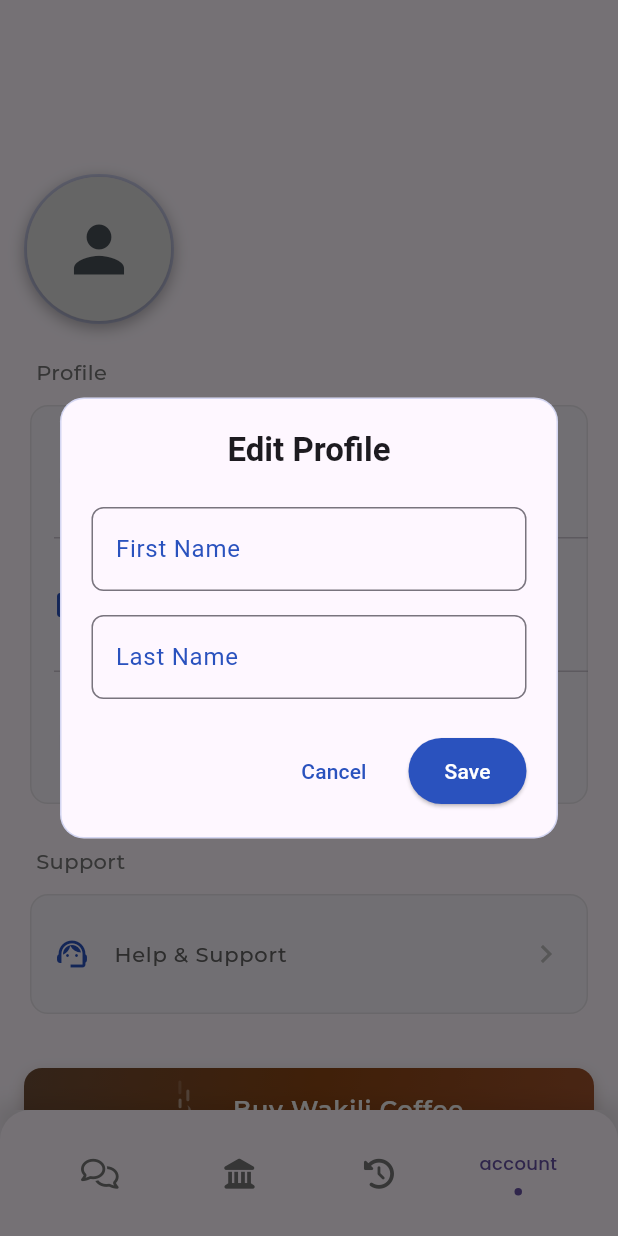
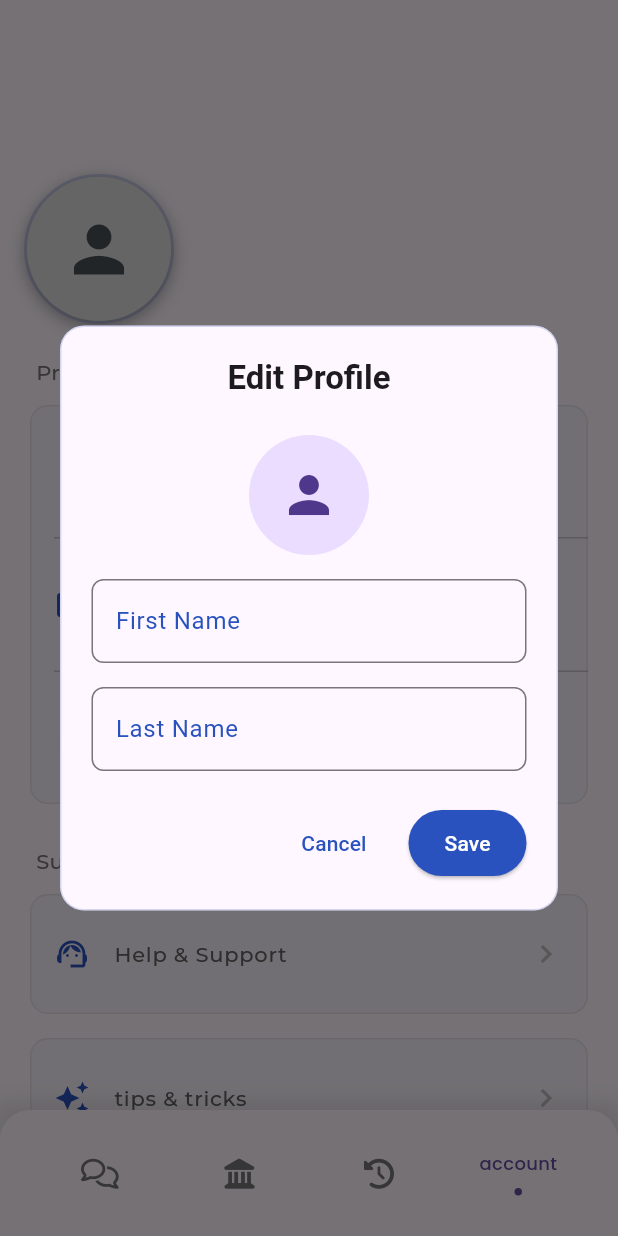
Before and after one commit to bryann54/wakili, a Flutter app: the AccountScreen screen opened by its route, after a tap on "Name", on a phone screen of 412 x 824 dp. Run offline on Flutter 3.47's test engine with Material 3 defaults, Android fonts, the phone set to English and light mode, and no system bars; drawn by our look-alikes of flashy_tab_bar2; our stand-ins replace auto_route, bloc, cached_network_image, cloud_firestore, dartz, dio and 19 more; accounts and stored records are empty; Roboto replaces fonts that are missing (Acme, Montaga).

Commit message:
acc feature fix

```diff
--- a/lib/features/account/domain/usecases/change_language_usecase.dart
+++ /dev/null
@@ -1,17 +0,0 @@
-import 'package:wakili/common/helpers/base_usecase.dart';
-import 'package:wakili/core/errors/failures.dart';
-import 'package:wakili/features/account/domain/repositories/account_repository.dart';
-import 'package:dartz/dartz.dart';
-import 'package:injectable/injectable.dart';
-
-@lazySingleton
-class ChangeLanguageUsecase implements UseCase<NoParams, String> {
-  final AccountRepository _repo;
-
-  ChangeLanguageUsecase(this._repo);
-
-  @override
-  Future<Either<Failure, NoParams>> call(String params) async {
-    return await _repo.changeLanguage(params);
-  }
-}
--- /dev/null
+++ b/lib/features/account/domain/usecases/update_user_profile_usecase.dart
@@ -0,0 +1,27 @@
+// lib/features/account/domain/usecases/update_user_profile_usecase.dart
+
+import 'package:dartz/dartz.dart';
+import 'package:injectable/injectable.dart';
+import 'package:wakili/core/errors/failures.dart';
+import 'package:wakili/features/account/domain/repositories/account_repository.dart';
+import 'package:wakili/features/auth/data/models/user_model.dart';
+import 'dart:io';
+
+@injectable
+class UpdateUserProfileUseCase {
+  final AccountRepository repository;
+
+  UpdateUserProfileUseCase(this.repository);
+
+  Future<Either<Failure, UserModel>> call({
+    required String firstName,
+    required String lastName,
+    File? profileImage,
+  }) {
+    return repository.updateUserProfile(
+      firstName: firstName,
+      lastName: lastName,
+      profileImage: profileImage,
+    );
+  }
+}
--- a/lib/features/account/presentation/bloc/account_bloc.dart
+++ b/lib/features/account/presentation/bloc/account_bloc.dart
@@ -1,31 +1,39 @@
+// lib/features/account/presentation/bloc/account_bloc.dart
+
 import 'dart:async';
+import 'dart:io';
 
-import 'package:wakili/features/account/domain/usecases/change_language_usecase.dart';
+import 'package:bloc/bloc.dart';
 import 'package:equatable/equatable.dart';
-import 'package:flutter_bloc/flutter_bloc.dart';
 import 'package:injectable/injectable.dart';
+import 'package:wakili/features/account/domain/usecases/update_user_profile_usecase.dart';
+import 'package:wakili/features/auth/data/models/user_model.dart';
 
 part 'account_event.dart';
 part 'account_state.dart';
 
 @injectable
 class AccountBloc extends Bloc<AccountEvent, AccountState> {
-  final ChangeLanguageUsecase _changeLanguageUsecase;
-  AccountBloc(this._changeLanguageUsecase) : super(AccountInitial()) {
-    on<ChangeLanguageEvent>(_changeLanguage);
+  final UpdateUserProfileUseCase updateUserProfileUseCase;
+
+  AccountBloc({required this.updateUserProfileUseCase})
+      : super(AccountInitial()) {
+    on<UpdateUserProfile>(_onUpdateUserProfile);
   }
 
-  FutureOr<void> _changeLanguage(
-    ChangeLanguageEvent event,
+  FutureOr<void> _onUpdateUserProfile(
+    UpdateUserProfile event,
     Emitter<AccountState> emit,
   ) async {
-    emit(AccountLoadingState());
-    final response = await _changeLanguageUsecase.call(event.langCode);
-    emit(
-      response.fold(
-        (err) => ChangeLanguageError(err.toString(), lang: event.langCode),
-        (_) => ChangeLanguageSuccess(langCode: event.langCode),
-      ),
+    emit(AccountLoading());
+    final result = await updateUserProfileUseCase(
+      firstName: event.firstName,
+      lastName: event.lastName,
+      profileImage: event.profileImage,
+    );
+    result.fold(
+      (failure) => emit(AccountError(message: failure.toString())),
+      (user) => emit(AccountProfileUpdated(user: user)),
     );
   }
 }
--- a/lib/features/account/presentation/bloc/account_event.dart
+++ b/lib/features/account/presentation/bloc/account_event.dart
@@ -1,14 +1,25 @@
+// lib/features/account/presentation/bloc/account_event.dart
+
 part of 'account_bloc.dart';
 
 abstract class AccountEvent extends Equatable {
   const AccountEvent();
 
   @override
-  List<Object> get props => [];
+  List<Object?> get props => [];
 }
 
-class ChangeLanguageEvent extends AccountEvent {
-  final String langCode;
+class UpdateUserProfile extends AccountEvent {
+  final String firstName;
+  final String lastName;
+  final File? profileImage;
 
-  const ChangeLanguageEvent({required this.langCode});
+  const UpdateUserProfile({
+    required this.firstName,
+    required this.lastName,
+    this.profileImage,
+  });
+
+  @override
+  List<Object?> get props => [firstName, lastName, profileImage];
 }
--- a/lib/features/account/presentation/bloc/account_state.dart
+++ b/lib/features/account/presentation/bloc/account_state.dart
@@ -1,3 +1,5 @@
+// lib/features/account/presentation/bloc/account_state.dart
+
 part of 'account_bloc.dart';
 
 abstract class AccountState extends Equatable {
@@ -9,17 +11,22 @@
 
 class AccountInitial extends AccountState {}
 
-class AccountLoadingState extends AccountState {}
+class AccountLoading extends AccountState {}
 
-class ChangeLanguageSuccess extends AccountState {
-  final String langCode;
+class AccountProfileUpdated extends AccountState {
+  final UserModel user;
 
-  const ChangeLanguageSuccess({required this.langCode});
+  const AccountProfileUpdated({required this.user});
+
+  @override
+  List<Object> get props => [user];
 }
 
-class ChangeLanguageError extends AccountState {
-  final String lang;
-  final String error;
+class AccountError extends AccountState {
+  final String message;
 
-  const ChangeLanguageError(this.error, {required this.lang});
+  const AccountError({required this.message});
+
+  @override
+  List<Object> get props => [message];
 }
--- a/lib/features/account/presentation/pages/account_screen.dart
+++ b/lib/features/account/presentation/pages/account_screen.dart
@@ -38,7 +38,24 @@
             },
           ),
           BlocListener<AccountBloc, AccountState>(
-            listener: (context, state) {},
+            listener: (context, state) {
+              if (state is AccountError) {
+                ScaffoldMessenger.of(context).showSnackBar(
+                  SnackBar(
+                    content: Text(state.message),
+                    backgroundColor: Colors.red,
+                  ),
+                );
+              } else if (state is AccountProfileUpdated) {
+                context.read<AuthBloc>().add(AuthUpdateUser(state.user));
+                ScaffoldMessenger.of(context).showSnackBar(
+                  const SnackBar(
+                    content: Text('Profile updated successfully'),
+                    backgroundColor: Colors.green,
+                  ),
+                );
+              }
+            },
           ),
         ],
         child: BlocBuilder<AuthBloc, AuthState>(
@@ -58,6 +75,7 @@
                     _buildProfileSection(context, authState.user),
                     const SizedBox(height: 24),
                     _buildSupportSection(context),
+                    _buildtipsSection(context),
                     const SizedBox(height: 24),
                     BuyMeCoffeeButton(),
                     const LogOutButton(),
@@ -122,8 +140,6 @@
           ],
         ),
         const SizedBox(width: 20),
-
-        // User Name and Email
         Expanded(
           child: Column(
             crossAxisAlignment: CrossAxisAlignment.start,
@@ -165,7 +181,7 @@
         Padding(
           padding: const EdgeInsets.symmetric(horizontal: 8.0),
           child: Text(
-            'Profile',
+            'Profile details',
             style: GoogleFonts.montserrat(
               fontSize: 14,
               fontWeight: FontWeight.w500,
@@ -246,7 +262,6 @@
       leading: Icon(
         icon,
         color: AppColors.brandPrimary,
-        size: 24,
       ),
       title: Text(
         title,
@@ -321,6 +336,56 @@
             trailing: Icon(
               Icons.chevron_right,
               color: isDarkMode ? Colors.grey[500] : Colors.grey[400],
+              size: 24,
+            ),
+            onTap: () {
+              // Navigate to support
+            },
+            contentPadding:
+                const EdgeInsets.symmetric(horizontal: 16, vertical: 12),
+          ),
+        ),
+      ],
+    );
+  }
+
+  Widget _buildtipsSection(BuildContext context) {
+    final isDarkMode = Theme.of(context).brightness == Brightness.dark;
+
+    return Column(
+      crossAxisAlignment: CrossAxisAlignment.start,
+      children: [
+        const SizedBox(height: 8),
+        Card(
+          elevation: 0,
+          color: isDarkMode ? Colors.grey[900] : null,
+          shape: RoundedRectangleBorder(
+            borderRadius: BorderRadius.circular(12),
+            side: BorderSide(
+              color: isDarkMode
+                  ? Colors.grey[700]!.withValues(alpha: 0.5)
+                  : Colors.grey.withValues(alpha: 0.2),
+              width: 1,
+            ),
+          ),
+          child: ListTile(
+            leading: Icon(
+              Icons.auto_awesome,
+              color: AppColors.brandPrimary,
+              size: 24,
+            ),
+            title: Text(
+              'tips & tricks',
+              style: GoogleFonts.montserrat(
+                fontSize: 14,
+                fontWeight: FontWeight.w500,
+                color: isDarkMode ? Colors.grey[400] : Colors.grey[700],
+              ),
+            ),
+            trailing: Icon(
+              Icons.chevron_right,
+              color: isDarkMode ? Colors.grey[500] : Colors.grey[400],
+              size: 24,
             ),
             onTap: () {
               // Navigate to support
@@ -338,24 +403,12 @@
       context: context,
       builder: (BuildContext context) {
         return EditProfileDialog(
-          currentFirstName: user.displayName?.split(' ').first ?? '',
-          currentLastName: user.displayName?.split(' ').length > 1
-              ? user.displayName!.split(' ').last
-              : '',
+          currentFirstName: user.firstName ?? '',
+          currentLastName: user.lastName ?? '',
+          currentPhotoUrl: user.photoUrl,
         );
       },
-    ).then((result) {
-      if (result == true) {
-        if (context.mounted) {
-          ScaffoldMessenger.of(context).showSnackBar(
-            const SnackBar(
-              content: Text('Profile updated successfully'),
-              backgroundColor: Colors.green,
-            ),
-          );
-        }
-      }
-    });
+    );
   }
 
   void _showChangePasswordDialog(BuildContext context) {
@@ -365,10 +418,13 @@
         return const ChangePassword();
       },
     ).then((result) {
-      if (result == true) {
-        if (context.mounted) {
-          // Handle success UI updates
-        }
+      if (result == true && context.mounted) {
+        ScaffoldMessenger.of(context).showSnackBar(
+          const SnackBar(
+            content: Text('Password updated successfully'),
+            backgroundColor: Colors.green,
+          ),
+        );
       }
     });
   }
--- a/lib/features/account/presentation/widgets/edit_profile_dialog.dart
+++ b/lib/features/account/presentation/widgets/edit_profile_dialog.dart
@@ -1,19 +1,23 @@
-// ignore_for_file: deprecated_member_use
+// lib/features/account/presentation/widgets/edit_profile_dialog.dart
 
+import 'dart:io';
 import 'package:flutter/material.dart';
-import 'package:cloud_firestore/cloud_firestore.dart';
-import 'package:firebase_auth/firebase_auth.dart';
+import 'package:flutter_bloc/flutter_bloc.dart';
 import 'package:google_fonts/google_fonts.dart';
+import 'package:image_picker/image_picker.dart';
 import 'package:wakili/common/res/colors.dart';
+import 'package:wakili/features/account/presentation/bloc/account_bloc.dart';
 
 class EditProfileDialog extends StatefulWidget {
   final String currentFirstName;
   final String currentLastName;
+  final String? currentPhotoUrl;
 
   const EditProfileDialog({
     super.key,
     required this.currentFirstName,
     required this.currentLastName,
+    this.currentPhotoUrl,
   });
 
   @override
@@ -23,6 +27,7 @@
 class _EditProfileDialogState extends State<EditProfileDialog> {
   late TextEditingController _firstNameController;
   late TextEditingController _lastNameController;
+  File? _profileImage;
   bool _isLoading = false;
   String? _errorMessage;
 
@@ -40,6 +45,16 @@
     super.dispose();
   }
 
+  Future<void> _pickImage() async {
+    final picker = ImagePicker();
+    final pickedFile = await picker.pickImage(source: ImageSource.gallery);
+    if (pickedFile != null) {
+      setState(() {
+        _profileImage = File(pickedFile.path);
+      });
+    }
+  }
+
   Future<void> _updateProfile() async {
     if (_firstNameController.text.trim().isEmpty ||
         _lastNameController.text.trim().isEmpty) {
@@ -54,35 +69,39 @@
       _errorMessage = null;
     });
 
-    try {
-      final user = FirebaseAuth.instance.currentUser;
-      if (user != null) {
-        await FirebaseFirestore.instance
-            .collection('users')
-            .doc(user.uid)
-            .update({
-          'firstName': _firstNameController.text.trim(),
-          'lastName': _lastNameController.text.trim(),
-          'updatedAt': FieldValue.serverTimestamp(),
-        });
-
-        if (mounted) {
-          Navigator.of(context).pop(true); // Return true to indicate success
-        }
-      }
-    } catch (e) {
-      setState(() {
-        _errorMessage = 'Failed to update profile: ${e.toString()}';
-        _isLoading = false;
-      });
-    }
+    context.read<AccountBloc>().add(
+          UpdateUserProfile(
+            firstName: _firstNameController.text.trim(),
+            lastName: _lastNameController.text.trim(),
+            profileImage: _profileImage,
+          ),
+        );
   }
 
   @override
   Widget build(BuildContext context) {
     final theme = Theme.of(context);
 
-    return Dialog(
+    return BlocListener<AccountBloc, AccountState>(
+      listener: (context, state) {
+        if (state is AccountProfileUpdated) {
+          if (mounted) {
+            Navigator.of(context).pop(true);
+            ScaffoldMessenger.of(context).showSnackBar(
+              const SnackBar(
+                content: Text('Profile updated successfully'),
+                backgroundColor: Colors.green,
+              ),
+            );
+          }
+        } else if (state is AccountError) {
+          setState(() {
+            _errorMessage = state.message;
+            _isLoading = false;
+          });
+        }
+      },
+      child: Dialog(
         shape: RoundedRectangleBorder(
           borderRadius: BorderRadius.circular(16),
         ),
@@ -109,6 +128,21 @@
                 ),
               ),
               const SizedBox(height: 24),
+              GestureDetector(
+                onTap: _isLoading ? null : _pickImage,
+                child: CircleAvatar(
+                  radius: 40,
+                  backgroundImage: _profileImage != null
+                      ? FileImage(_profileImage!)
+                      : widget.currentPhotoUrl != null
+                          ? NetworkImage(widget.currentPhotoUrl!)
+                          : null,
+                  child: _profileImage == null && widget.currentPhotoUrl == null
+                      ? const Icon(Icons.person, size: 40)
+                      : null,
+                ),
+              ),
+              const SizedBox(height: 16),
               _buildTextField(
                 controller: _firstNameController,
                 label: 'First Name',
@@ -175,6 +209,7 @@
             ],
           ),
         ),
+      ),
     );
   }
 
--- a/lib/features/auth/presentation/bloc/auth_bloc.dart
+++ b/lib/features/auth/presentation/bloc/auth_bloc.dart
@@ -1,13 +1,14 @@
 // lib/features/auth/presentation/bloc/auth_bloc.dart
 
 import 'dart:async';
-import 'dart:io'; // Import File
+import 'dart:io';
 
 import 'package:bloc/bloc.dart';
 import 'package:equatable/equatable.dart';
 import 'package:injectable/injectable.dart';
 import 'package:wakili/features/auth/domain/entities/user_entity.dart';
 import 'package:wakili/features/auth/domain/usecases/auth_usecases.dart';
+
 part 'auth_event.dart';
 part 'auth_state.dart';
 
@@ -19,7 +20,6 @@
   final SignOutUseCase signOutUseCase;
   final GetAuthStateChangesUseCase getAuthStateChangesUseCase;
   final ResetPasswordUseCase resetPasswordUseCase;
-  // Removed UploadProfileImageUseCase as it's no longer a direct dependency here
 
   AuthBloc({
     required this.signInWithEmailAndPasswordUseCase,
@@ -28,7 +28,6 @@
     required this.signOutUseCase,
     required this.getAuthStateChangesUseCase,
     required this.resetPasswordUseCase,
-    // Removed uploadProfileImageUseCase from constructor
   }) : super(AuthInitial()) {
     on<AuthCheckStatus>(_onAuthCheckStatus);
     on<AuthSignInWithEmailAndPassword>(_onAuthSignInWithEmailAndPassword);
@@ -37,6 +36,7 @@
     on<AuthSignOut>(_onAuthSignOut);
     on<AuthResetPassword>(_onAuthResetPassword);
     on<AuthStatusChanged>(_onAuthStatusChanged);
+    on<AuthUpdateUser>(_onAuthUpdateUser);
 
     getAuthStateChangesUseCase().listen((user) {
       add(AuthStatusChanged(user));
@@ -92,7 +92,7 @@
       event.password,
       event.firstName,
       event.lastName,
-      event.profileImage, // Pass the profile image
+      event.profileImage,
     );
     result.fold(
       (failure) => emit(AuthError(message: failure.toString())),
@@ -136,5 +136,10 @@
     );
   }
 
-  // Removed _onAuthUploadProfileImage handler
+  FutureOr<void> _onAuthUpdateUser(
+    AuthUpdateUser event,
+    Emitter<AuthState> emit,
+  ) async {
+    emit(AuthAuthenticated(user: event.user));
+  }
 }
--- a/lib/features/auth/presentation/bloc/auth_event.dart
+++ b/lib/features/auth/presentation/bloc/auth_event.dart
@@ -27,14 +27,14 @@
   final String password;
   final String firstName;
   final String lastName;
-  final File? profileImage; // Added profile image
+  final File? profileImage;
 
   const AuthSignUpWithEmailAndPassword({
     required this.email,
     required this.password,
     required this.firstName,
     required this.lastName,
-    this.profileImage, // Make it optional
+    this.profileImage,
   });
 
   @override
@@ -43,7 +43,7 @@
         password,
         firstName,
         lastName,
-        profileImage ?? '' // Handle null for Equatable comparison
+        profileImage ?? '',
       ];
 }
 
@@ -76,3 +76,12 @@
   @override
   List<Object> get props => [user ?? Object()];
 }
+
+class AuthUpdateUser extends AuthEvent {
+  final UserEntity user;
+
+  const AuthUpdateUser(this.user);
+
+  @override
+  List<Object> get props => [user];
+}
--- a/lib/features/chat_history/presentation/widgets/chat_history_empty_state.dart
+++ b/lib/features/chat_history/presentation/widgets/chat_history_empty_state.dart
@@ -23,7 +23,7 @@
     final EmptyStateConfig config = _getEmptyStateConfig();
     final screenSize = MediaQuery.of(context).size;
 
-    return RefreshIndicator(
+    return RefreshIndicator.adaptive(
       onRefresh: () async {
         if (onRefetch != null) {
           onRefetch!();
--- a/lib/main.dart
+++ b/lib/main.dart
@@ -123,7 +123,7 @@
               unselectedIconTheme: const IconThemeData(size: 24),
               type: BottomNavigationBarType.fixed,
             )),
-        themeMode: ThemeMode.system,
+        themeMode: ThemeMode.light,
       ),
     );
   }
```
Also changed, not shown: lib/features/account/data/datasources/account_local_datasource.dart (deleted, +0 -16 lines), lib/features/account/data/datasources/account_remote_datasource.dart (added, +88 -0 lines), lib/features/account/data/repositories/account_repository_impl.dart (+28 -9 lines), lib/features/account/domain/repositories/account_repository.dart (+10 -3 lines), lib/features/chat_history/presentation/pages/chat_history_screen.dart (+5 -6 lines), lib/core/di/injector.config.dart. Lines whose indentation alone changed are shown as unchanged.
